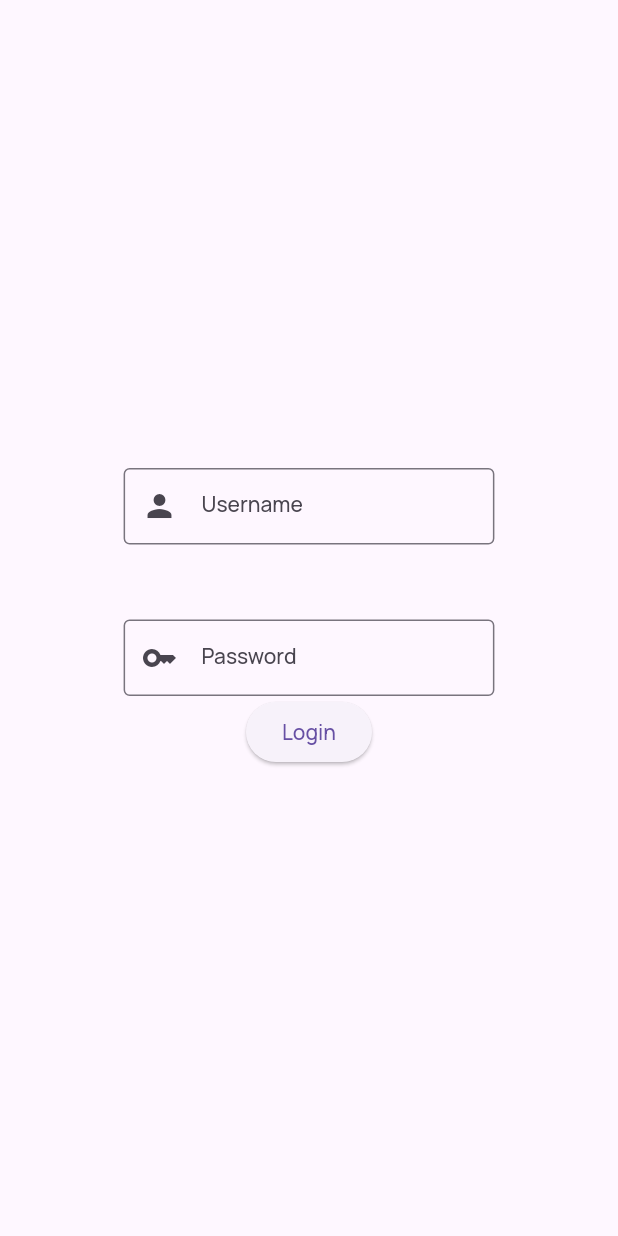
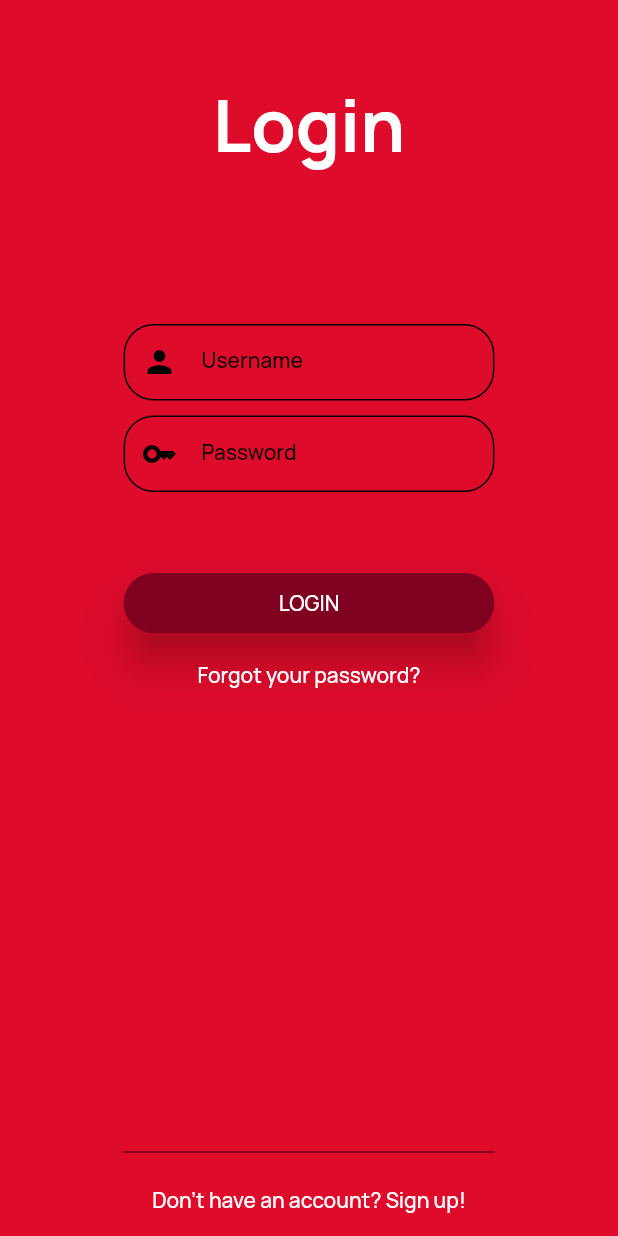
Before and after one commit to Nicewithothers/Shinydeal, a Flutter app: the LoginScreen screen opened by its route, on a phone screen of 412 x 824 dp. Run offline on Flutter 3.47's test engine with Material 2 defaults, Android fonts, the light colour scheme and no system bars; our stand-ins replace go_router, google_fonts.

Commit message:
UI fix, state management

```diff
--- /dev/null
+++ b/lib/features/core/login/password_field.dart
@@ -0,0 +1,26 @@
+import 'package:flutter/material.dart';
+
+class PasswordTextField extends StatelessWidget {
+  const PasswordTextField({super.key});
+
+  static final OutlineInputBorder _fieldSkin = OutlineInputBorder(
+    borderRadius: BorderRadius.circular(20.0),
+    borderSide: const BorderSide(color: Color.fromRGBO(0, 0, 0, 1))
+  );
+
+  @override
+  Widget build(BuildContext context) {
+    return TextField(
+      decoration: InputDecoration(
+        prefixIcon: const Icon(Icons.key),
+        prefixIconColor: const Color.fromRGBO(0, 0, 0, 1),
+        border: _fieldSkin,
+        enabledBorder: _fieldSkin,
+        focusedBorder: _fieldSkin,
+        label: const Text('Password'),
+        labelStyle: const TextStyle(color: Colors.black)
+      ),
+      obscureText: true,
+    );
+  }
+}
--- a/lib/features/login/username_field.dart
+++ b/lib/features/core/login/username_field.dart
@@ -9,6 +9,10 @@ class UsernameTextField extends StatefulWidget {
 
 class _UsernameFieldState extends State<UsernameTextField> {
   String? _errorText;
+  static final OutlineInputBorder _fieldSkin = OutlineInputBorder(
+    borderRadius: BorderRadius.circular(20.0),
+    borderSide: const BorderSide(color: Color.fromRGBO(0, 0, 0, 1))
+  );
 
   void _validator(String value) {
     setState(() => _errorText = value.isEmpty ? 'Username is missing!' : null);
@@ -20,8 +24,12 @@ class _UsernameFieldState extends State<UsernameTextField> {
       onChanged: _validator,
       decoration: InputDecoration(
         prefixIcon: const Icon(Icons.person),
-        border: const OutlineInputBorder(),
+        prefixIconColor: Colors.black,
+        border: _fieldSkin,
+        enabledBorder: _fieldSkin,
+        focusedBorder: _fieldSkin,
         label: const Text('Username'),
+        labelStyle: const TextStyle(color: Colors.black),
         errorText: _errorText,
       ),
     );
--- a/lib/features/login/login_screen.dart
+++ b/lib/features/login/login_screen.dart
@@ -1,7 +1,7 @@
 import 'package:flutter/material.dart';
 import 'package:go_router/go_router.dart';
-import 'package:menetrend_app/features/login/username_field.dart';
-import 'package:menetrend_app/features/login/password_field.dart';
+import 'package:menetrend_app/features/core/login/username_field.dart';
+import 'package:menetrend_app/features/core/login/password_field.dart';
 
 class LoginScreen extends StatelessWidget {
   const LoginScreen({super.key});
@@ -9,27 +9,75 @@ class LoginScreen extends StatelessWidget {
   @override
   Widget build(BuildContext context) {
     return Scaffold(
-      body: Row(
+        body: Container(
+      decoration: const BoxDecoration(
+          gradient: LinearGradient(
+        begin: Alignment.bottomCenter,
+        end: Alignment.topCenter,
+        colors: [
+          Color.fromRGBO(222, 11, 43, 1),
+          Color.fromRGBO(222, 11, 43, 100),
+          Color.fromRGBO(222, 11, 43, 1),
+        ],
+        tileMode: TileMode.decal,
+      )),
+      child: Row(
         mainAxisAlignment: MainAxisAlignment.center,
         children: [
           Expanded(flex: 2, child: Container(color: Colors.transparent)),
           Expanded(
               flex: 6,
               child: Column(
-                mainAxisAlignment: MainAxisAlignment.center,
+                mainAxisAlignment: MainAxisAlignment.spaceBetween,
                 children: [
-                  const UsernameTextField(),
-                  const SizedBox(height: 50),
-                  const PasswordTextField(),
-                  ElevatedButton(
-                    onPressed: () => context.go('/querymenu'),
-                    child: const Text('Login'),
+                  Column(
+                    children: [
+                      const SizedBox(height: 50),
+                      const Text('Login',
+                          style: TextStyle(
+                              fontSize: 48,
+                              fontWeight: FontWeight.w700,
+                              color: Colors.white)),
+                      const SizedBox(height: 100),
+                      const UsernameTextField(),
+                      const SizedBox(height: 10),
+                      const PasswordTextField(),
+                      const SizedBox(height: 50),
+                      ElevatedButton(
+                        onPressed: () => context.go('/querymenu'),
+                        style: ElevatedButton.styleFrom(
+                          fixedSize: const Size(double.maxFinite, 40),
+                          backgroundColor:
+                              const Color.fromRGBO(128, 0, 32, 100),
+                          foregroundColor:
+                              const Color.fromRGBO(255, 255, 255, 1),
+                          elevation: 12,
+                        ),
+                        child: Text('Login'.toUpperCase()),
+                      ),
+                      TextButton(
+                          onPressed: () => context.go('/newpassword'),
+                          style: const ButtonStyle(foregroundColor: MaterialStatePropertyAll(Color.fromRGBO(255, 255, 255, 1))),
+                          child: const Text("Forgot your password?")),
+                    ],
+                  ),
+                  Column(
+                    children: [
+                      const Divider(
+                        color: Colors.black,
+                        thickness: 0.5,
+                      ),
+                      TextButton(
+                          onPressed: () => context.go('/signup'),
+                          style: const ButtonStyle(foregroundColor: MaterialStatePropertyAll(Color.fromRGBO(255, 255, 255, 1))),
+                          child: const Text("Don't have an account? Sign up!")),
+                    ],
                   ),
                 ],
               )),
           Expanded(flex: 2, child: Container(color: Colors.transparent)),
         ],
       ),
-    );
+    ));
   }
 }
--- a/lib/features/login/password_field.dart
+++ /dev/null
@@ -1,17 +0,0 @@
-import 'package:flutter/material.dart';
-
-class PasswordTextField extends StatelessWidget {
-  const PasswordTextField({super.key});
-
-  @override
-  Widget build(BuildContext context) {
-    return const TextField(
-      decoration: InputDecoration(
-        prefixIcon: Icon(Icons.key),
-        border: OutlineInputBorder(),
-        label: Text('Password'),
-      ),
-      obscureText: true,
-    );
-  }
-}
--- a/lib/main.dart
+++ b/lib/main.dart
@@ -3,7 +3,9 @@ import 'package:flutter/services.dart';
 import 'package:go_router/go_router.dart';
 import 'package:google_fonts/google_fonts.dart';
 import 'package:menetrend_app/features/login/login_screen.dart';
+import 'package:menetrend_app/features/newpassword/newpassword_screen.dart';
 import 'package:menetrend_app/features/querymenu/query_menu.dart';
+import 'package:menetrend_app/features/signup/signup_screen.dart';
 import 'package:menetrend_app/features/welcome/welcome_screen.dart';
 
 void main() {
@@ -24,7 +26,7 @@ final _router = GoRouter(
     ),
     GoRoute(
       path: '/signup',
-      builder: (context, state) => const QueryMenuScreen(),
+      builder: (context, state) => const SignupScreen(),
     ),
     GoRoute(
       path: '/querymenu',
@@ -32,7 +34,7 @@ final _router = GoRouter(
     ),
     GoRoute(
       path: '/newpassword',
-      builder: (context, state) => const QueryMenuScreen(),
+      builder: (context, state) => const NewPasswordScreen(),
     ),
   ],
 );
```
Also changed, not shown: lib/features/core/model/user.dart (added, +8 -0 lines), lib/features/newpassword/newpassword_screen.dart (added, +14 -0 lines), lib/features/signup/signup_screen.dart (+85 -0 lines), lib/features/welcome/welcome_screen.dart (+28 -16 lines), lib/features/signup/core/signup_form.dart (added).
